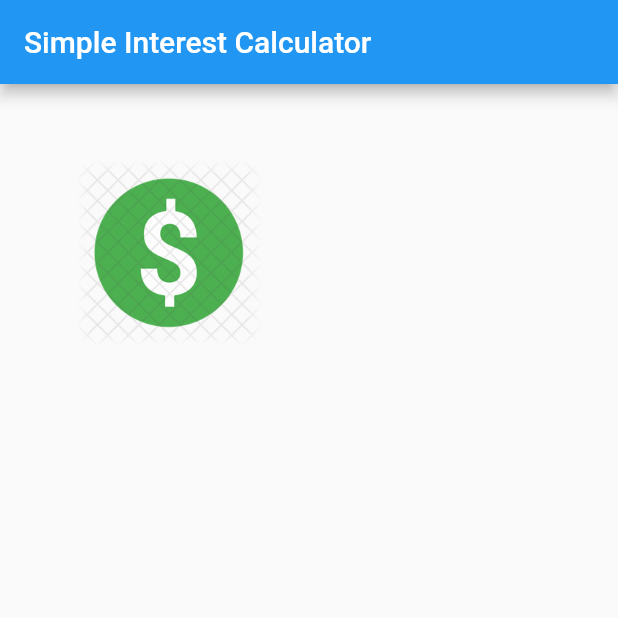
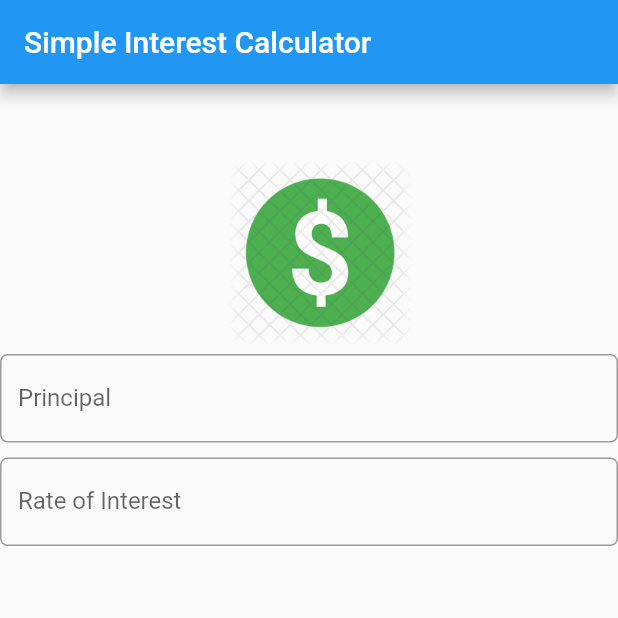
Before and after one commit to ahnayem-cse-sust/interest-calculator, a Flutter app: the screen it shows after launch, on a phone screen of 412 x 824 dp, the top half of it. Run offline on Flutter 3.47's test engine with Material 2 defaults, Android fonts, the phone set to English and light mode, and no system bars.

Commit message:
input field

```diff
--- a/flutter_app/lib/main.dart
+++ b/flutter_app/lib/main.dart
@@ -1,13 +1,10 @@
 import 'package:flutter/material.dart';
 
 void main() {
-
-  runApp(
-    MaterialApp(
-      title: 'Simple Interest Calculator App',
-      home: SIForm(),
-    )
-  );
+  runApp(MaterialApp(
+    title: 'Simple Interest Calculator App',
+    home: SIForm(),
+  ));
 }
 
 class SIForm extends StatefulWidget {
@@ -18,8 +15,7 @@ class SIForm extends StatefulWidget {
 }
 
 class _SIFormState extends State<SIForm> {
-
-  var _currencies = ['Taka','Rupees','Dollars','Pounds'];
+  var _currencies = ['Taka', 'Rupees', 'Dollars', 'Pounds'];
   final _minimumPadding = 5.0;
 
   @override
@@ -31,9 +27,29 @@ class _SIFormState extends State<SIForm> {
       body: Container(
         child: Column(
           children: <Widget>[
-
             getImageAsset(),
-
+            Padding(
+              padding: EdgeInsets.only(top: _minimumPadding,bottom: _minimumPadding),
+              child: TextField(
+                keyboardType: TextInputType.number,
+                decoration: InputDecoration(
+                    labelText: 'Principal',
+                    hintText: 'Enter Principal e.g. 12000',
+                    border: OutlineInputBorder(
+                        borderRadius: BorderRadius.circular(5.0))),
+              ),
+            ),
+            Padding(
+              padding: EdgeInsets.only(top: _minimumPadding,bottom: _minimumPadding),
+              child: TextField(
+                keyboardType: TextInputType.number,
+                decoration: InputDecoration(
+                    labelText: 'Rate of Interest',
+                    hintText: 'In percent',
+                    border: OutlineInputBorder(
+                        borderRadius: BorderRadius.circular(5.0))),
+              ),
+            ),
           ],
         ),
       ),
@@ -44,6 +60,10 @@ class _SIFormState extends State<SIForm> {
     AssetImage assetImage = AssetImage('images/us-dollar.png');
     Image image = Image(image: assetImage, width: 125.0, height: 125.0);
 
-    return Container(child: image,margin: EdgeInsets.all(_minimumPadding * 10),);
+    return Container(
+      child: image,
+      margin:
+          EdgeInsets.only(left: _minimumPadding * 3, top: _minimumPadding * 10),
+    );
   }
 }
```
